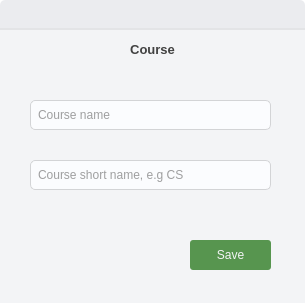
takundafarakeza/Timetable_Generator, file ui/add_course_dialog.ui: the form before one commit.
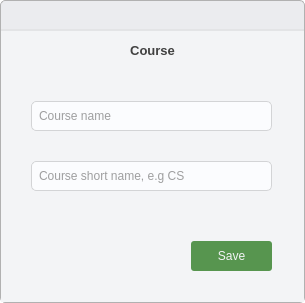
The form after the commit. Icons and pictures are not drawn.

```diff
--- a/ui/add_course_dialog.ui
+++ b/ui/add_course_dialog.ui
@@ -24,12 +24,45 @@
 	border: 1px solid #D3D4D6;
 	border-radius: 5px;
 	padding-left: 5px;
+	outline: none;
+	background: #FBFCFE;
+}
+
+QComboBox::drop-down{
+	background: transparent;
+}
+
+QComboBox::down-arrow{
+	image: url(':/icons/icons/drop_down.svg');
+	height: 24px;
+	width: 24px;
 }
 
 QSpinBox{
 	border: 1px solid #D3D4D6;
 	border-radius: 5px;
 	padding-left: 5px;
+	background: #FBFCFE;
+}
+
+QSpinBox:down-button{
+	background: transparent;
+}
+
+QSpinBox:up-button{
+	background: transparent;
+}
+
+QSpinBox:down-arrow{
+	image: url(':/icons/icons/drop_down.svg');
+	height: 24px;
+	width: 24px;
+}
+
+QSpinBox:up-arrow{
+	image: url(':/icons/icons/drop_up.svg');
+	height: 24px;
+	width: 24px;
 }
 
 QLineEdit{
@@ -42,6 +75,7 @@
 QWidget#main_container {
 	background: #EBECEF;
 	border-radius: 5px;
+	border: 1px solid #B1B1B1;
 }
 
 QWidget#container {
@@ -79,16 +113,16 @@
        <number>0</number>
       </property>
       <property name="leftMargin">
-       <number>0</number>
+       <number>1</number>
       </property>
       <property name="topMargin">
-       <number>0</number>
+       <number>1</number>
       </property>
       <property name="rightMargin">
-       <number>0</number>
+       <number>1</number>
       </property>
       <property name="bottomMargin">
-       <number>0</number>
+       <number>1</number>
       </property>
       <item>
        <widget class="QWidget" name="toolbar" native="true">
```
